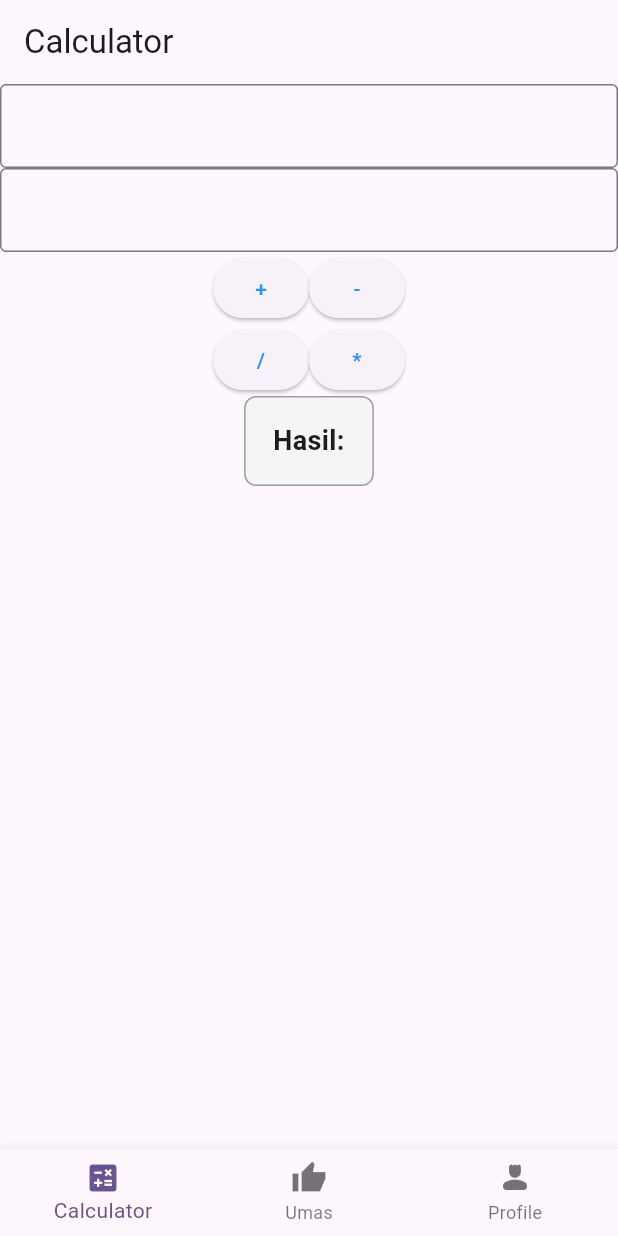
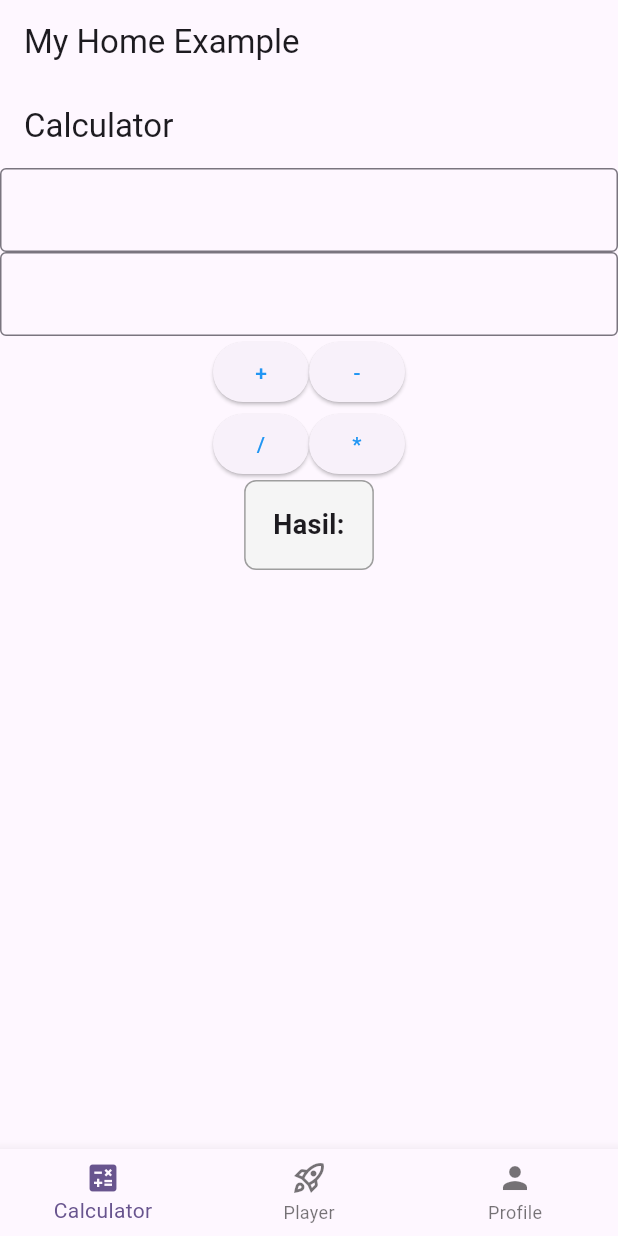
Before and after one commit to Mythiosss/flutterRegisterPage, a Flutter app: the screen it shows after launch, on a phone screen of 412 x 824 dp. Run offline on Flutter 3.47's test engine with Material 3 defaults, Android fonts, the phone set to English and light mode, and no system bars; our stand-ins replace get.

Commit message:
before fix bug

```diff
--- a/lib/controllers/bottom_nav_controller.dart
+++ b/lib/controllers/bottom_nav_controller.dart
@@ -1,7 +1,17 @@
+import 'package:flutter/widgets.dart';
 import 'package:get/get.dart';
+import 'package:latihan1_11pplg2/pages/calculator_page.dart';
+import 'package:latihan1_11pplg2/pages/profile_page.dart';
+import 'package:latihan1_11pplg2/pages/uma_player.dart';
 
 class BottomNavController extends GetxController {
   var selectedIndex = 0.obs;
+
+  final List<Widget> pages = [
+    CalculatorPage(),
+    UmaPlayerPage(),
+    ProfilePage(),
+  ];
 
   void changePage(int index) {
     selectedIndex.value = index;
--- a/lib/pages/bottom_nav.dart
+++ /dev/null
@@ -1,41 +0,0 @@
-import 'package:flutter/material.dart';
-import 'package:get/get.dart';
-import 'package:latihan1_11pplg2/controllers/bottom_nav_controller.dart';
-import 'package:latihan1_11pplg2/pages/calculator_page.dart';
-import 'package:latihan1_11pplg2/pages/profile_page.dart';
-import 'package:latihan1_11pplg2/pages/uma_player.dart';
-
-class BottomNav extends StatelessWidget {
-  final BottomNavController controller = Get.put(BottomNavController());
-
-  final List<Widget> pages = [
-    CalculatorPage(),
-    UmaPlayer(),
-    ProfilePage(), // ganti jadi profile
-  ];
-
-  @override
-  Widget build(BuildContext context) {
-    return Scaffold(
-      body: Obx(() => IndexedStack(
-        index: controller.selectedIndex.value,
-        children: pages,
-      ),),
-      bottomNavigationBar: Obx(() => BottomNavigationBar(
-        currentIndex:  controller.selectedIndex.value,
-        onTap: controller.changePage,
-        items: const [
-          BottomNavigationBarItem(
-            icon: Icon(Icons.calculate),
-            label: "Calculator"),
-          BottomNavigationBarItem(
-            icon: Icon(Icons.thumb_up_off_alt_sharp),
-            label: "Umas"),
-          BottomNavigationBarItem(
-            icon: Icon(Icons.person_4_rounded),
-            label: "Profile"),
-        ],
-       ),),
-    );
-  }
-}
--- /dev/null
+++ b/lib/pages/mainmenu_page.dart
@@ -0,0 +1,26 @@
+import 'package:flutter/material.dart';
+import 'package:get/get.dart';
+import 'package:latihan1_11pplg2/controllers/bottom_nav_controller.dart';
+
+class MainmenuPage extends StatelessWidget {
+  final BottomNavController menucontroller = Get.put(BottomNavController());
+
+
+
+  @override
+  Widget build(BuildContext context) {
+    return Obx(() => Scaffold(
+      appBar: AppBar(title: Text("My Home Example"),),
+      body:menucontroller.pages[menucontroller.selectedIndex.value],
+      bottomNavigationBar: BottomNavigationBar(
+        onTap: menucontroller.changePage,
+        currentIndex: menucontroller.selectedIndex.value,
+        items: const[
+          BottomNavigationBarItem(icon: Icon(Icons.calculate), label: "Calculator"),
+          BottomNavigationBarItem(icon: Icon(Icons.rocket_launch_outlined), label: "Player"),
+          BottomNavigationBarItem(icon: Icon(Icons.person), label: "Profile"),
+        ],
+      ),
+    ),);
+  }
+}
--- a/lib/routes/pages.dart
+++ b/lib/routes/pages.dart
@@ -1,19 +1,15 @@
 import 'package:get/get.dart';
-import 'package:latihan1_11pplg2/pages/bottom_nav.dart';
 import 'package:latihan1_11pplg2/pages/calculator_page.dart';
 import 'package:latihan1_11pplg2/pages/edit_player_page.dart';
+import 'package:latihan1_11pplg2/pages/mainmenu_page.dart';
 import 'package:latihan1_11pplg2/pages/uma_player.dart';
 import 'package:latihan1_11pplg2/routes/routes.dart';
 
 class AppPages {
   static final pages = [
       GetPage(name: AppRoutes.calculatorPage, page: ()=> CalculatorPage()),
-      GetPage(name: AppRoutes.umaPage, page: ()=> UmaPlayer()),
-      GetPage(name: AppRoutes.navbar, page: ()=> BottomNav()),
-      GetPage(name: AppRoutes.editPage, page: () {
-      final index = Get.arguments as int;
-      return EditPlayerPage(index: index);
-      },
-    ),
+      GetPage(name: AppRoutes.umaPage, page: ()=> UmaPlayerPage()),
+      GetPage(name: AppRoutes.navbar, page: ()=> MainmenuPage()),
+      GetPage(name: AppRoutes.editPage, page: () =>EditPlayerPage()),
   ];
 }
```
Also changed, not shown: lib/controllers/edit_player_controller.dart (+38 -0 lines), lib/fragment/history_fragment.dart (added, +10 -0 lines), lib/fragment/home_fragment.dart (added, +10 -0 lines), lib/fragment/profile_fragment.dart (added, +10 -0 lines), lib/pages/edit_player_page.dart (+25 -29 lines), lib/pages/uma_player.dart (+4 -4 lines), lib/widgets/page_textfield.dart (added, +20 -0 lines).
